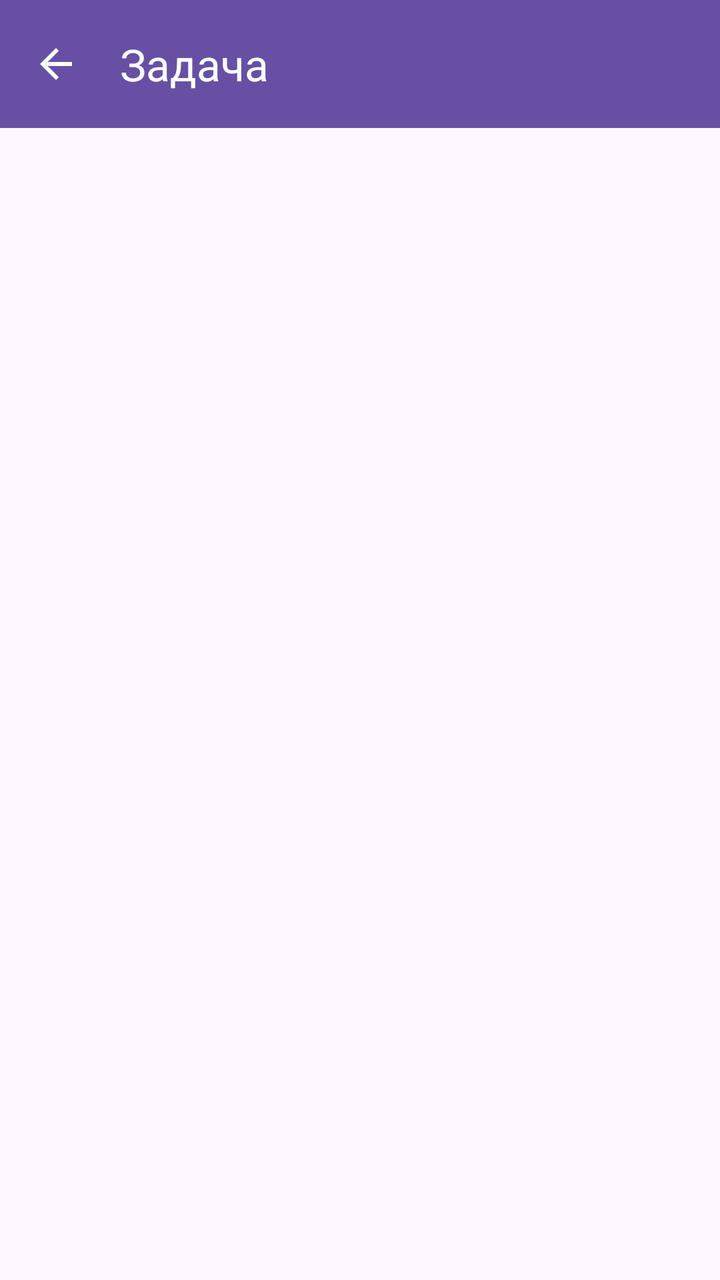
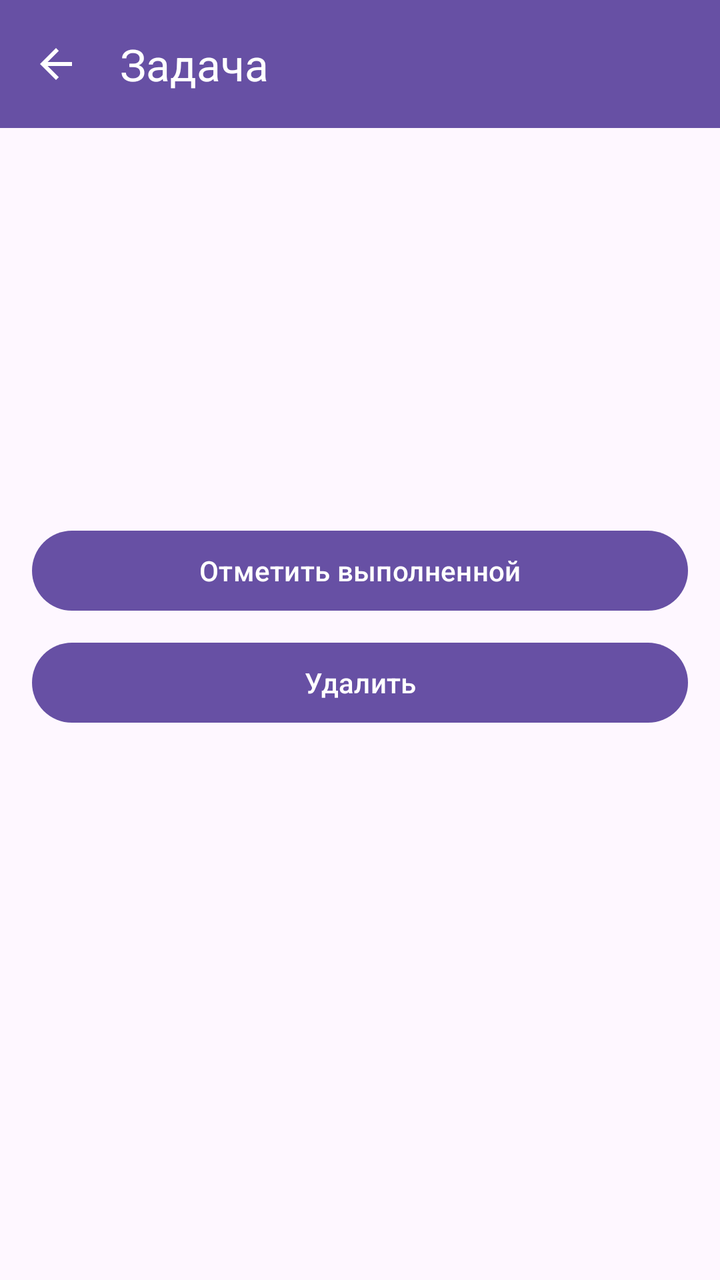

The first picture is an Android layout as it rendered before a commit; the second is the same layout after the commit. The layout source and the unified diff follow.
<!-- AndroidManifest.xml: application theme Theme.TaskCalendar -->
<!-- res/layout/activity_task_detail.xml -->
<?xml version="1.0" encoding="utf-8"?>
<androidx.constraintlayout.widget.ConstraintLayout
    xmlns:android="http://schemas.android.com/apk/res/android"
    xmlns:app="http://schemas.android.com/apk/res-auto"
    android:layout_width="match_parent"
    android:layout_height="match_parent">

    <com.google.android.material.appbar.MaterialToolbar
        android:id="@+id/toolbar"
        android:layout_width="0dp"
        android:layout_height="?attr/actionBarSize"
        android:background="?attr/colorPrimary"
        app:navigationIcon="@drawable/ic_arrow_back"
        app:title="@string/screen_task_detail_title"
        app:titleTextColor="?attr/colorOnPrimary"
        app:layout_constraintTop_toTopOf="parent"
        app:layout_constraintStart_toStartOf="parent"
        app:layout_constraintEnd_toEndOf="parent" />

    <LinearLayout
        android:layout_width="0dp"
        android:layout_height="wrap_content"
        android:layout_margin="16dp"
        android:orientation="vertical"
        app:layout_constraintTop_toBottomOf="@id/toolbar"
        app:layout_constraintStart_toStartOf="parent"
        app:layout_constraintEnd_toEndOf="parent">

        <TextView
            android:id="@+id/tvDetailTitle"
            android:layout_width="match_parent"
            android:layout_height="wrap_content"
            android:textSize="22sp"
            android:textStyle="bold" />

        <TextView
            android:id="@+id/tvDetailDate"
            android:layout_width="match_parent"
            android:layout_height="wrap_content"
            android:layout_marginTop="8dp"
            android:textSize="14sp" />

        <TextView
            android:id="@+id/tvDetailStatus"
            android:layout_width="match_parent"
            android:layout_height="wrap_content"
            android:layout_marginTop="4dp"
            android:textSize="14sp"
            android:textStyle="italic" />

        <TextView
            android:id="@+id/tvDetailDescription"
            android:layout_width="match_parent"
            android:layout_height="wrap_content"
            android:layout_marginTop="16dp"
            android:textSize="16sp" />

        <TextView
            android:id="@+id/tvDetailId"
            android:layout_width="match_parent"
            android:layout_height="wrap_content"
            android:layout_marginTop="24dp"
            android:textSize="12sp" />
    </LinearLayout>
</androidx.constraintlayout.widget.ConstraintLayout>
<!-- resources referenced by this layout -->
<resources>
  <!-- drawable ic_arrow_back (drawable) -->
  <vector xmlns:android="http://schemas.android.com/apk/res/android"
      android:width="24dp"
      android:height="24dp"
      android:viewportWidth="24"
      android:viewportHeight="24">
      <path
          android:fillColor="#FFFFFFFF"
          android:pathData="M20,11H7.83l5.59,-5.59L12,4l-8,8 8,8 1.41,-1.41L7.83,13H20v-2z" />
  </vector>
  <string name="screen_task_detail_title">Задача</string>
  <style name="Theme.TaskCalendar" parent="Base.Theme.TaskCalendar" />
  <style name="Base.Theme.TaskCalendar" parent="Theme.Material3.DayNight.NoActionBar">
  
      </style>
</resources>

<!-- the commit's change to res/layout/activity_task_detail.xml (unified diff, before → after) -->
@@ -2,8 +2,10 @@
 <androidx.constraintlayout.widget.ConstraintLayout
     xmlns:android="http://schemas.android.com/apk/res/android"
     xmlns:app="http://schemas.android.com/apk/res-auto"
+    xmlns:tools="http://schemas.android.com/tools"
     android:layout_width="match_parent"
-    android:layout_height="match_parent">
+    android:layout_height="match_parent"
+    tools:context=".TaskDetailActivity">
 
     <com.google.android.material.appbar.MaterialToolbar
         android:id="@+id/toolbar"
@@ -17,49 +19,71 @@
         app:layout_constraintStart_toStartOf="parent"
         app:layout_constraintEnd_toEndOf="parent" />
 
-    <LinearLayout
+    <ScrollView
         android:layout_width="0dp"
-        android:layout_height="wrap_content"
-        android:layout_margin="16dp"
-        android:orientation="vertical"
+        android:layout_height="0dp"
+        android:padding="16dp"
+        android:clipToPadding="false"
         app:layout_constraintTop_toBottomOf="@id/toolbar"
+        app:layout_constraintBottom_toBottomOf="parent"
         app:layout_constraintStart_toStartOf="parent"
         app:layout_constraintEnd_toEndOf="parent">
 
-        <TextView
-            android:id="@+id/tvDetailTitle"
+        <LinearLayout
             android:layout_width="match_parent"
             android:layout_height="wrap_content"
-            android:textSize="22sp"
-            android:textStyle="bold" />
+            android:orientation="vertical">
 
-        <TextView
-            android:id="@+id/tvDetailDate"
-            android:layout_width="match_parent"
-            android:layout_height="wrap_content"
-            android:layout_marginTop="8dp"
-            android:textSize="14sp" />
+            <TextView
+                android:id="@+id/tvDetailTitle"
+                android:layout_width="match_parent"
+                android:layout_height="wrap_content"
+                android:textSize="22sp"
+                android:textStyle="bold" />
 
-        <TextView
-            android:id="@+id/tvDetailStatus"
-            android:layout_width="match_parent"
-            android:layout_height="wrap_content"
-            android:layout_marginTop="4dp"
-            android:textSize="14sp"
-            android:textStyle="italic" />
+            <TextView
+                android:id="@+id/tvDetailDate"
+                android:layout_width="match_parent"
+                android:layout_height="wrap_content"
+                android:layout_marginTop="8dp"
+                android:textSize="14sp" />
 
-        <TextView
-            android:id="@+id/tvDetailDescription"
-            android:layout_width="match_parent"
-            android:layout_height="wrap_content"
-            android:layout_marginTop="16dp"
-            android:textSize="16sp" />
+            <TextView
+                android:id="@+id/tvDetailStatus"
+                android:layout_width="match_parent"
+                android:layout_height="wrap_content"
+                android:layout_marginTop="4dp"
+                android:textSize="14sp"
+                android:textStyle="italic" />
 
-        <TextView
-            android:id="@+id/tvDetailId"
-            android:layout_width="match_parent"
-            android:layout_height="wrap_content"
-            android:layout_marginTop="24dp"
-            android:textSize="12sp" />
-    </LinearLayout>
+            <TextView
+                android:id="@+id/tvDetailDescription"
+                android:layout_width="match_parent"
+                android:layout_height="wrap_content"
+                android:layout_marginTop="16dp"
+                android:textSize="16sp" />
+
+            <TextView
+                android:id="@+id/tvDetailId"
+                android:layout_width="match_parent"
+                android:layout_height="wrap_content"
+                android:layout_marginTop="24dp"
+                android:textSize="12sp" />
+
+            <Button
+                android:id="@+id/btnToggleDone"
+                android:layout_width="match_parent"
+                android:layout_height="wrap_content"
+                android:layout_marginTop="24dp"
+                android:text="@string/detail_mark_done" />
+
+            <Button
+                android:id="@+id/btnDelete"
+                android:layout_width="match_parent"
+                android:layout_height="wrap_content"
+                android:layout_marginTop="8dp"
+                android:text="@string/detail_delete" />
+
+        </LinearLayout>
+    </ScrollView>
 </androidx.constraintlayout.widget.ConstraintLayout>
<!-- resource entries referenced after the edit -->
@@ -10,6 +10,8 @@
           android:fillColor="#FFFFFFFF"
           android:pathData="M20,11H7.83l5.59,-5.59L12,4l-8,8 8,8 1.41,-1.41L7.83,13H20v-2z" />
   </vector>
+  <string name="detail_delete">Удалить</string>
+  <string name="detail_mark_done">Отметить выполненной</string>
   <string name="screen_task_detail_title">Задача</string>
   <style name="Theme.TaskCalendar" parent="Base.Theme.TaskCalendar" />
   <style name="Base.Theme.TaskCalendar" parent="Theme.Material3.DayNight.NoActionBar">
